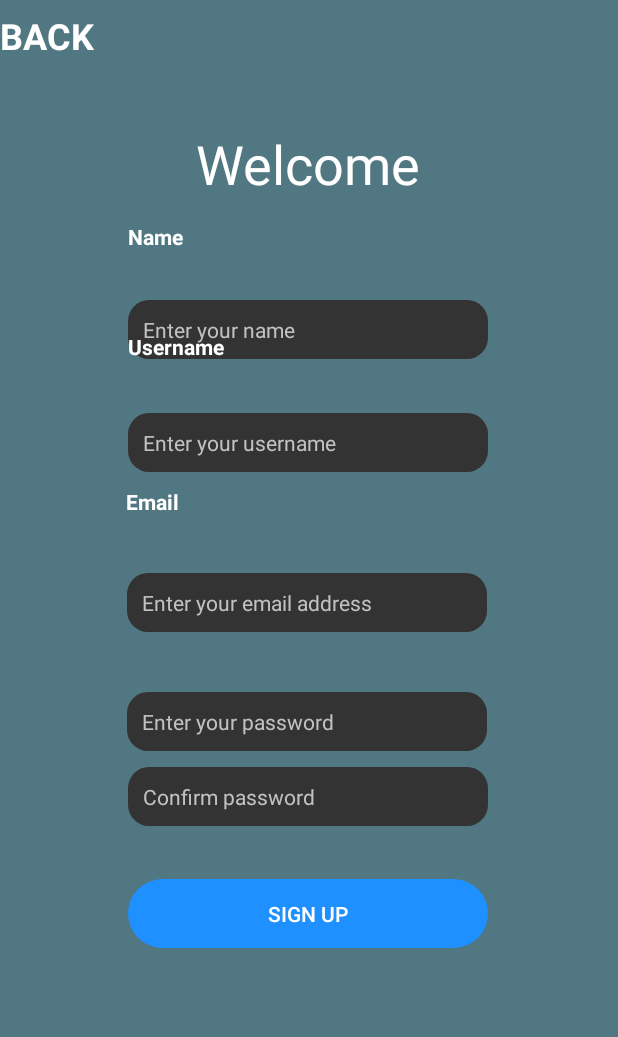
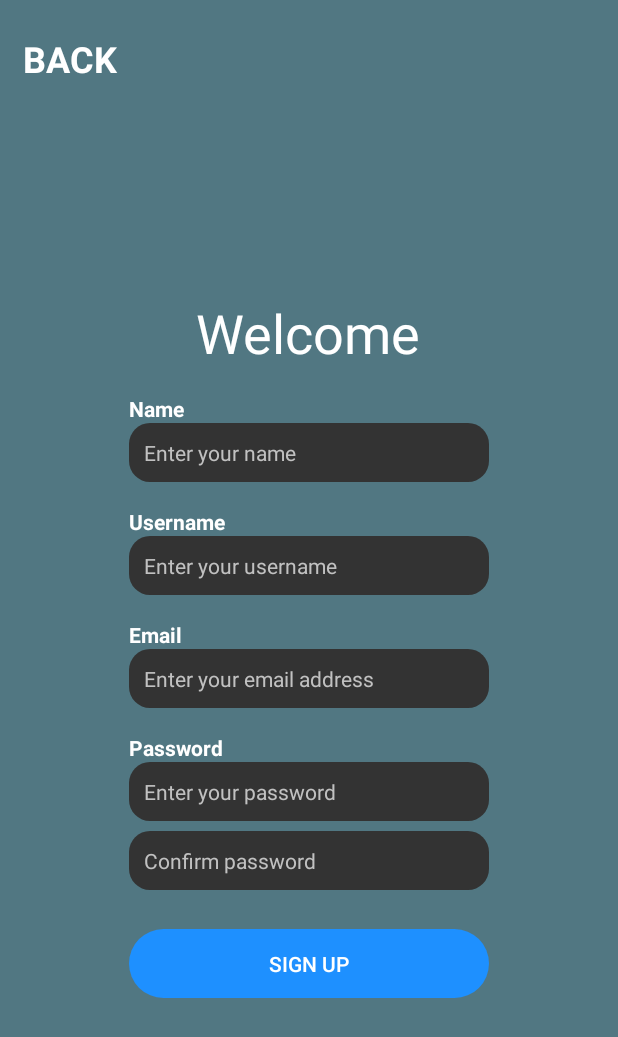
Before and after one commit to TheAidaan/OPSC7311, an Android app: the SignUpActivity screen opened directly, with no data from a screen before it, on a phone screen of 412 x 824 dp. Shown: the top 1037 px of the screen. Run offline under Robolectric (Android 15) with nearby library versions, the phone set to English and light mode, and no system bars.

Commit message:
getting there...
must finish tomorrow

```diff
--- a/app/src/main/java/com/example/opsc7311/SignUpActivity.java
+++ b/app/src/main/java/com/example/opsc7311/SignUpActivity.java
@@ -2,13 +2,25 @@ package com.example.opsc7311;
 
 import androidx.appcompat.app.AppCompatActivity;
 
+import android.content.Intent;
 import android.os.Bundle;
+import android.view.View;
+import android.widget.TextView;
 
 public class SignUpActivity extends AppCompatActivity {
 
     @Override
     protected void onCreate(Bundle savedInstanceState) {
         super.onCreate(savedInstanceState);
-        setContentView(R.layout.activity_sign_up);
+        setContentView(R.layout.activity_sigin_up);
+
+        TextView btnBack = findViewById((R.id.btnBack_signUp));
+        btnBack.setOnClickListener(new View.OnClickListener() {
+            @Override
+            public void onClick(View v) {
+                Intent intent= new Intent(SignUpActivity.this,IntroductionActivity.class);
+                startActivity(intent);
+            }
+        });
     }
 }
--- /dev/null
+++ b/app/src/main/res/drawable/content_background.xml
@@ -0,0 +1,6 @@
+<?xml version="1.0" encoding="utf-8"?>
+<selector xmlns:android="http://schemas.android.com/apk/res/android">
+    <item android:state_pressed="true"
+        android:drawable="@drawable/holder_box" />
+    <item android:drawable="@android:color/transparent" />
+</selector>
--- a/app/src/main/res/layout/activity_sign_up.xml
+++ b/app/src/main/res/layout/activity_sigin_up.xml
@@ -5,25 +5,26 @@
     android:layout_width="match_parent"
     android:layout_height="match_parent"
     android:background="#517782"
-    tools:context=".DiscoverActivity">
+    tools:context=".DiscoverActivity"
+    android:padding="15dp">
+
 
     <TextView
         android:id="@+id/txtWelcome_signup"
         android:layout_width="wrap_content"
         android:layout_height="wrap_content"
+        android:layout_marginBottom="36dp"
         android:fontFamily="sans-serif"
         android:text="Welcome"
         android:textColor="@color/white"
         android:textSize="36sp"
-        app:layout_constraintBottom_toTopOf="@+id/btnLogin_signup"
+        app:layout_constraintBottom_toTopOf="@+id/edtName_signup"
         app:layout_constraintEnd_toEndOf="parent"
         app:layout_constraintHorizontal_bias="0.498"
-        app:layout_constraintStart_toStartOf="parent"
-        app:layout_constraintTop_toTopOf="parent"
-        app:layout_constraintVertical_bias="0.158" />
+        app:layout_constraintStart_toStartOf="parent" />
 
     <Button
-        android:id="@+id/btnBack_signup"
+        android:id="@+id/btnBack_signUp"
         android:layout_width="wrap_content"
         android:layout_height="wrap_content"
         android:background="#0000"
@@ -34,41 +35,42 @@
         android:textColor="@color/white"
         android:textSize="24sp"
         android:textStyle="bold"
-        tools:layout_editor_absoluteX="16dp"
-        tools:layout_editor_absoluteY="16dp" />
+        app:layout_constraintBottom_toBottomOf="parent"
+        app:layout_constraintEnd_toEndOf="parent"
+        app:layout_constraintHorizontal_bias="0.0"
+        app:layout_constraintStart_toStartOf="parent"
+        app:layout_constraintTop_toTopOf="parent"
+        app:layout_constraintVertical_bias="0.0" />
 
     <EditText
         android:id="@+id/edtPasswordConfirmation_signup"
         android:layout_width="240dp"
         android:layout_height="39dp"
+        android:layout_marginBottom="20dp"
+        android:background="@drawable/edit_box"
         android:ems="10"
         android:hint="Confirm password"
         android:inputType="textPassword"
-        android:background="@drawable/edit_box"
+        android:paddingLeft="10dp"
         android:textColorHint="#C1C1C1"
-        android:paddingLeft="10dp"
         android:textSize="14sp"
         app:layout_constraintBottom_toTopOf="@+id/btnLogin_signup"
         app:layout_constraintEnd_toEndOf="parent"
-        app:layout_constraintHorizontal_bias="0.497"
         app:layout_constraintStart_toStartOf="parent"
-        app:layout_constraintTop_toBottomOf="@+id/edtPassword_signup"
-        app:layout_constraintVertical_bias="0.238" />
+        app:layout_constraintTop_toBottomOf="@+id/edtPassword_signup" />
 
     <TextView
         android:id="@+id/txtPassword_signup"
-        android:layout_width="wrap_content"
-        android:layout_height="wrap_content"
-        android:layout_marginBottom="331dp"
+        android:layout_width="240dp"
+        android:layout_height="19dp"
         android:text="Password"
         android:textColor="@color/white"
         android:textStyle="bold"
-        app:layout_constraintBottom_toBottomOf="parent"
+        app:layout_constraintBottom_toTopOf="@+id/edtPassword_signup"
         app:layout_constraintEnd_toEndOf="parent"
-        app:layout_constraintHorizontal_bias="0.244"
         app:layout_constraintStart_toStartOf="parent"
-        app:layout_constraintTop_toBottomOf="@+id/txtName_signup"
-        app:layout_constraintVertical_bias="0.985" />
+        app:layout_constraintTop_toBottomOf="@+id/edtEmailAdress_signup"
+        app:layout_constraintVertical_bias="1.0" />
 
     <EditText
         android:id="@+id/edtEmailAdress_signup"
@@ -85,91 +87,81 @@
         android:textSize="14sp"
         app:layout_constraintBottom_toTopOf="@+id/edtPassword_signup"
         app:layout_constraintEnd_toEndOf="parent"
-        app:layout_constraintHorizontal_bias="0.491"
-        app:layout_constraintStart_toStartOf="parent"
-        app:layout_constraintTop_toTopOf="parent"
-        app:layout_constraintVertical_bias="0.99" />
+        app:layout_constraintStart_toStartOf="parent" />
 
     <TextView
         android:id="@+id/txtName_signup"
-        android:layout_width="wrap_content"
+        android:layout_width="240dp"
         android:layout_height="wrap_content"
-        android:layout_marginTop="148dp"
         android:text="Name"
         android:textColor="@color/white"
         android:textSize="14sp"
         android:textStyle="bold"
 
+        app:layout_constraintBottom_toTopOf="@+id/edtName_signup"
         app:layout_constraintEnd_toEndOf="parent"
-        app:layout_constraintHorizontal_bias="0.227"
         app:layout_constraintStart_toStartOf="parent"
-        app:layout_constraintTop_toTopOf="parent" />
+        app:layout_constraintTop_toBottomOf="@+id/txtWelcome_signup"
+        app:layout_constraintVertical_bias="1.0" />
 
     <TextView
         android:id="@+id/txtEmail_signup"
-        android:layout_width="wrap_content"
+        android:layout_width="240dp"
         android:layout_height="wrap_content"
-        android:layout_marginTop="44dp"
         android:text="Email"
         android:textColor="@color/white"
         android:textSize="14sp"
         android:textStyle="bold"
-        app:layout_constraintBottom_toTopOf="@+id/txtPassword_signup"
+        app:layout_constraintBottom_toTopOf="@+id/edtEmailAdress_signup"
         app:layout_constraintEnd_toEndOf="parent"
-        app:layout_constraintHorizontal_bias="0.223"
         app:layout_constraintStart_toStartOf="parent"
-        app:layout_constraintTop_toBottomOf="@+id/txtUsername_signup"
-        app:layout_constraintVertical_bias="0.243" />
+        app:layout_constraintTop_toBottomOf="@+id/edtUsername_signup"
+        app:layout_constraintVertical_bias="1.0" />
 
     <EditText
         android:id="@+id/edtName_signup"
         android:layout_width="240dp"
         android:layout_height="39dp"
+        android:layout_marginBottom="36dp"
+        android:background="@drawable/edit_box"
         android:ems="10"
+        android:hint="Enter your name"
         android:inputType="textPersonName"
-        android:background="@drawable/edit_box"
+        android:paddingLeft="10dp"
         android:textColorHint="#C1C1C1"
-        android:paddingLeft="10dp"
-        android:hint="Enter your name"
         android:textSize="14sp"
-        app:layout_constraintBottom_toTopOf="@+id/btnLogin_signup"
+        app:layout_constraintBottom_toTopOf="@+id/edtUsername_signup"
         app:layout_constraintEnd_toEndOf="parent"
-        app:layout_constraintHorizontal_bias="0.497"
-        app:layout_constraintStart_toStartOf="parent"
-        app:layout_constraintTop_toTopOf="parent"
-        app:layout_constraintVertical_bias="0.366" />
+        app:layout_constraintStart_toStartOf="parent" />
 
     <EditText
         android:id="@+id/edtUsername_signup"
         android:layout_width="240dp"
         android:layout_height="39dp"
-        android:layout_marginTop="36dp"
+        android:layout_marginBottom="36dp"
+        android:background="@drawable/edit_box"
         android:ems="10"
+        android:hint="Enter your username"
         android:inputType="textPersonName"
-        android:hint="Enter your username"
-        android:background="@drawable/edit_box"
+        android:paddingLeft="10dp"
         android:textColorHint="#C1C1C1"
-        android:paddingLeft="10dp"
         android:textSize="14sp"
         app:layout_constraintBottom_toTopOf="@+id/edtEmailAdress_signup"
         app:layout_constraintEnd_toEndOf="parent"
-        app:layout_constraintHorizontal_bias="0.497"
-        app:layout_constraintStart_toStartOf="parent"
-        app:layout_constraintTop_toBottomOf="@+id/edtName_signup"
-        app:layout_constraintVertical_bias="0.0" />
+        app:layout_constraintStart_toStartOf="parent" />
 
     <TextView
         android:id="@+id/txtUsername_signup"
-        android:layout_width="wrap_content"
+        android:layout_width="240dp"
         android:layout_height="wrap_content"
-        android:layout_marginTop="54dp"
         android:text="Username"
         android:textColor="@color/white"
         android:textStyle="bold"
+        app:layout_constraintBottom_toTopOf="@+id/edtUsername_signup"
         app:layout_constraintEnd_toEndOf="parent"
-        app:layout_constraintHorizontal_bias="0.245"
         app:layout_constraintStart_toStartOf="parent"
-        app:layout_constraintTop_toBottomOf="@+id/txtName_signup" />
+        app:layout_constraintTop_toBottomOf="@+id/edtName_signup"
+        app:layout_constraintVertical_bias="1.0" />
 
     <Button
         android:id="@+id/btnLogin_signup"
@@ -181,15 +173,15 @@
         android:textColor="@color/white"
         app:layout_constraintBottom_toBottomOf="parent"
         app:layout_constraintEnd_toEndOf="parent"
-        app:layout_constraintHorizontal_bias="0.497"
         app:layout_constraintStart_toStartOf="parent"
         app:layout_constraintTop_toTopOf="parent"
-        app:layout_constraintVertical_bias="0.753" />
+        app:layout_constraintVertical_bias="0.808" />
 
     <EditText
         android:id="@+id/edtPassword_signup"
         android:layout_width="240dp"
         android:layout_height="39dp"
+        android:layout_marginBottom="72dp"
         android:background="@drawable/edit_box"
         android:ems="10"
         android:hint="Enter your password"
@@ -197,10 +189,7 @@
         android:paddingLeft="10dp"
         android:textColorHint="#C1C1C1"
         android:textSize="14sp"
-        app:layout_constraintBottom_toBottomOf="parent"
+        app:layout_constraintBottom_toTopOf="@+id/btnLogin_signup"
         app:layout_constraintEnd_toEndOf="parent"
-        app:layout_constraintHorizontal_bias="0.491"
-        app:layout_constraintStart_toStartOf="parent"
-        app:layout_constraintTop_toTopOf="parent"
-        app:layout_constraintVertical_bias="0.588" />
+        app:layout_constraintStart_toStartOf="parent" />
 </androidx.constraintlayout.widget.ConstraintLayout>
```
Also changed, not shown: app/src/main/java/com/example/opsc7311/HomeActivity.java (+32 -13 lines), app/src/main/java/com/example/opsc7311/SignInActivity.java (+64 -14 lines), app/src/main/res/drawable/incorrect_input.xml (added, +15 -0 lines), app/src/main/res/drawable/main_buttons_background.xml (added, +10 -0 lines), app/src/main/res/layout/activity_discover.xml (+42 -31 lines), app/src/main/res/layout/activity_home.xml (+91 -51 lines), app/src/main/res/layout/activity_introduction.xml (+27 -26 lines), app/src/main/res/layout/activity_profile.xml (+50 -40 lines), app/src/main/res/layout/activity_sigin_in.xml (renamed from app/src/main/res/layout/activity_sign_in.xml, +38 -33 lines).
